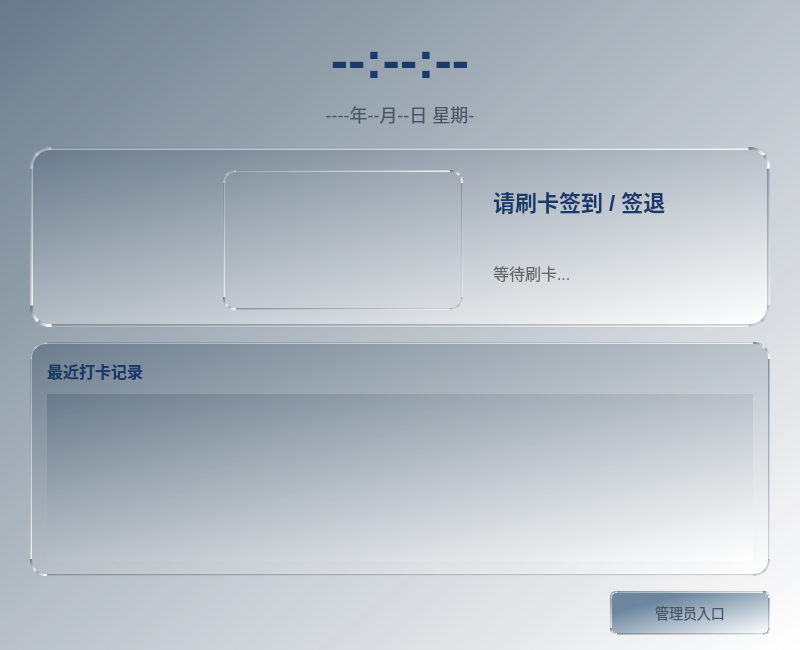
First picture: the form in Attendance_Check_In_System/widget.ui, repository KKINDGAR/AttendanceCheckinSystem, before the edit.
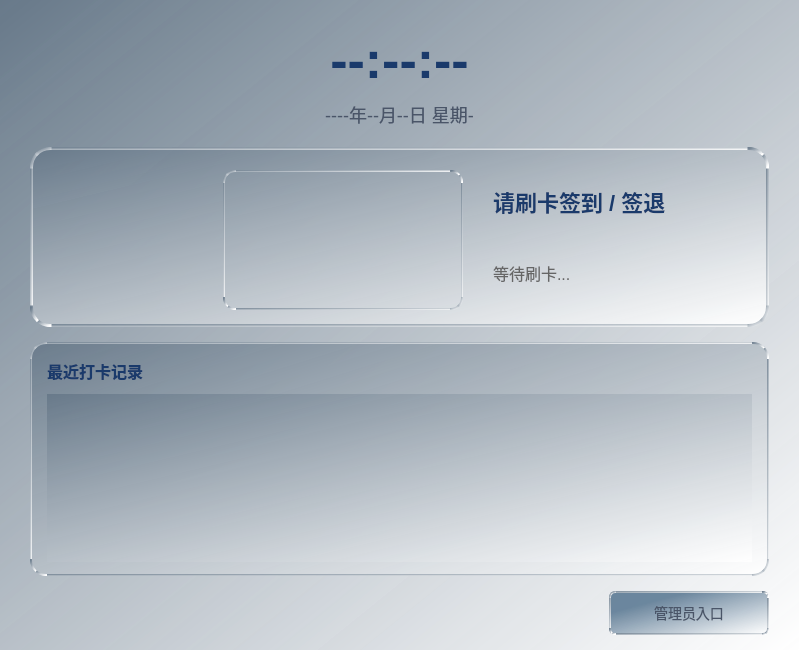
Second picture: the form after the edit. Icons and pictures are not drawn.

Patch:
```diff
--- a/Attendance_Check_In_System/widget.ui
+++ b/Attendance_Check_In_System/widget.ui
@@ -6,7 +6,7 @@
    <rect>
     <x>0</x>
     <y>0</y>
-    <width>800</width>
+    <width>799</width>
     <height>650</height>
    </rect>
   </property>
```
Left out of the diff: 2 changed lines with no effect on the pictures.
